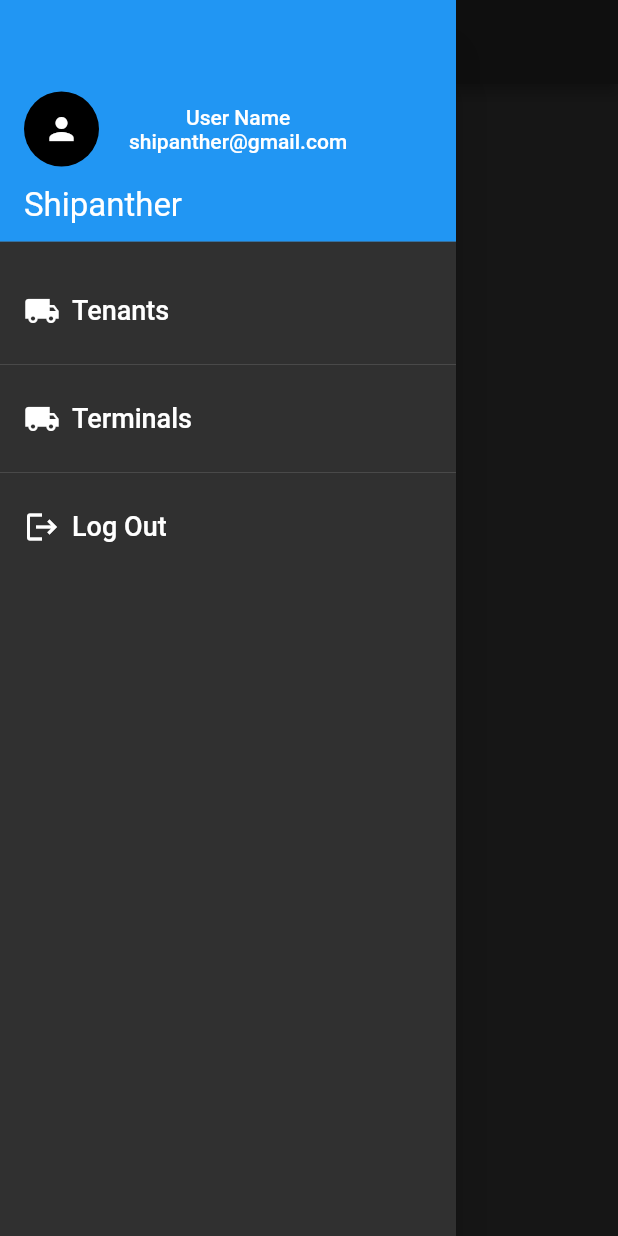
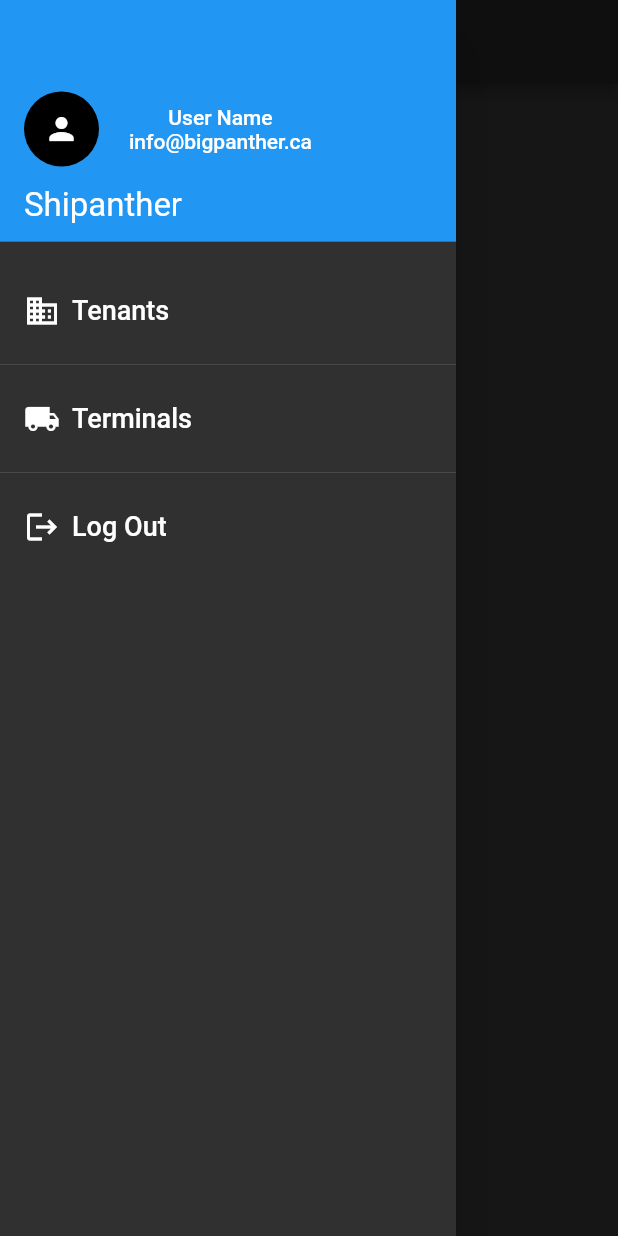
Before and after one commit to bigpanther/shipanther, a Flutter app: the ShipantherScaffold screen opened directly with empty values, with the side drawer open, on a phone screen of 412 x 824 dp. Run offline on Flutter 3.47's test engine with Material 2 defaults, Android fonts, the phone set to English and light mode, and no system bars; our stand-ins replace bloc, firebase_auth, firebase_core, firebase_messaging, flutter_bloc, flutter_signin_button and 3 more; missing offline and left inert: enum_to_string, key_value_store, key_value_store_flutter, openapi_dart_common, smart_select, trober_sdk; accounts and stored records are empty.

Commit message:
Update icons and shortcut edit

```diff
--- a/lib/widgets/shipanther_scaffold.dart
+++ b/lib/widgets/shipanther_scaffold.dart
@@ -31,10 +31,6 @@ class ShipantherScaffold extends StatelessWidget {
       body: body,
       floatingActionButton: floatingActionButton,
       drawer: Drawer(
-        // Add a ListView to the drawer. This ensures the user can scroll
-        // through the options in the drawer if there isn't enough vertical
-        // space to fit everything.
-
         child: ListView(
           // Important: Remove any padding from the ListView.
           padding: EdgeInsets.zero,
@@ -55,7 +51,6 @@ class ShipantherScaffold extends StatelessWidget {
                     height: 50,
                     decoration: BoxDecoration(shape: BoxShape.circle),
                     child: CircleAvatar(
-                      // iamge of the person is to be user here
                       child: Icon(Icons.person),
                     ),
                   ),
@@ -66,7 +61,7 @@ class ShipantherScaffold extends StatelessWidget {
                     mainAxisAlignment: MainAxisAlignment.center,
                     children: <Widget>[
                       Text('User Name'),
-                      Text('shipanther@gmail.com'),
+                      Text('info@bigpanther.ca'),
                     ],
                   ),
                 ],
@@ -76,7 +71,7 @@ class ShipantherScaffold extends StatelessWidget {
               height: 10,
             ),
             _createDrawerItem(
-              icon: Icons.local_shipping,
+              icon: Icons.business,
               text: ShipantherLocalizations.of(context).tenantsTitle,
               onTap: () => Navigator.of(context)
                   .pushReplacement(MaterialPageRoute(builder: (_) => Home())),
```
Also changed, not shown: lib/screens/tenant/list.dart (+17 -16 lines).
